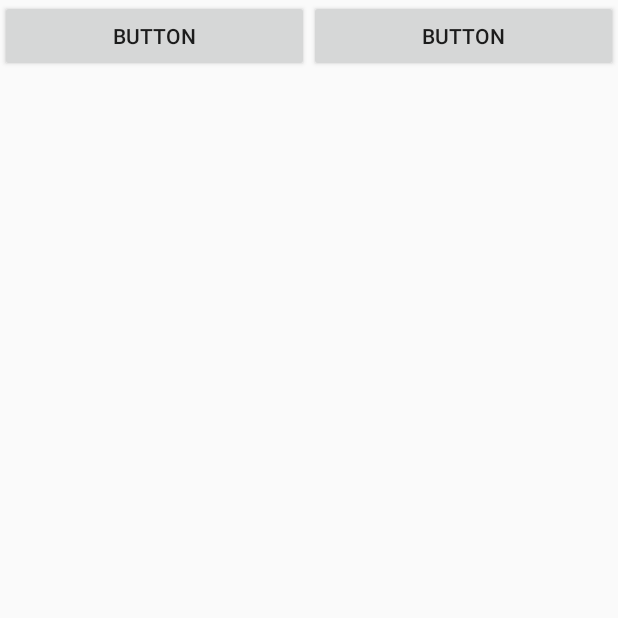
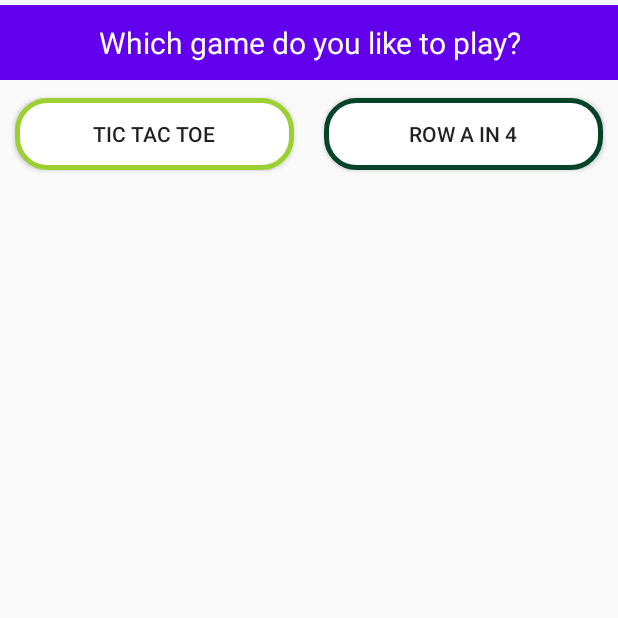
Before and after one commit to FatemeAfshar20/Games, an Android app: the GamesActivity screen opened directly, with no data from a screen before it, on a phone screen of 412 x 824 dp, the top half of it. Run offline under Robolectric (Android 15) with nearby library versions, the phone set to English and light mode, and no system bars.

Commit message:
add each game Fragment and complete GamesFragment UI

```diff
--- a/app/src/main/java/com/example/games/Controller/GamesActivity.java
+++ b/app/src/main/java/com/example/games/Controller/GamesActivity.java
@@ -13,7 +13,6 @@ public class GamesActivity extends AppCompatActivity {
     GamesFragment mGamesFragment=new GamesFragment();
     UserLoginFragment mUserLoginFragment=new UserLoginFragment();
 
-
     @Override
     protected void onCreate(Bundle savedInstanceState) {
         super.onCreate(savedInstanceState);
--- /dev/null
+++ b/app/src/main/res/drawable/green_dark_stroke.xml
@@ -0,0 +1,9 @@
+<?xml version="1.0" encoding="utf-8"?>
+<shape xmlns:android="http://schemas.android.com/apk/res/android"
+    android:shape="rectangle">
+    <solid android:color="@color/white" />
+    <stroke
+        android:width="3dp"
+        android:color="@color/green_dark" />
+    <corners android:radius="20dp" />
+</shape>
--- /dev/null
+++ b/app/src/main/res/drawable/green_light_stroke.xml
@@ -0,0 +1,9 @@
+<?xml version="1.0" encoding="utf-8"?>
+<shape xmlns:android="http://schemas.android.com/apk/res/android"
+    android:shape="rectangle">
+    <solid android:color="@color/white" />
+    <stroke
+        android:width="3dp"
+        android:color="#9ccf32" />
+    <corners android:radius="20dp" />
+</shape>
--- a/app/src/main/res/layout/activity_main.xml
+++ b/app/src/main/res/layout/activity_main.xml
@@ -3,15 +3,22 @@
     xmlns:app="http://schemas.android.com/apk/res-auto"
     xmlns:tools="http://schemas.android.com/tools"
     android:layout_width="match_parent"
-    android:layout_height="match_parent"
-    tools:context=".Controller.GamesActivity"
-    android:orientation="horizontal">
-
+    android:layout_height="wrap_content"
+    android:orientation="horizontal"
+    tools:context=".Controller.GamesActivity">
 
     <FrameLayout
         android:id="@+id/fragment_container"
         android:layout_width="match_parent"
-        android:layout_height="match_parent">
+        android:layout_height="160dp">
+
+    </FrameLayout>
+
+    <FrameLayout
+        android:id="@+id/game_container"
+        android:layout_width="match_parent"
+        android:layout_height="match_parent"
+        >
 
     </FrameLayout>
 
--- a/app/src/main/res/layout/fragment_games.xml
+++ b/app/src/main/res/layout/fragment_games.xml
@@ -6,23 +6,42 @@
     tools:context=".Controller.GamesFragment">
 
 
+    <TextView
+        android:id="@+id/game"
+        android:layout_width="match_parent"
+        android:layout_height="50dp"
+        android:layout_weight="1"
+        android:text="@string/txt_game"
+        android:gravity="center"
+        android:textSize="20dp"
+        android:textColor="@color/white"
+        android:layout_marginTop="3dp"
+        android:background="@color/colorPrimary"
+        />
+
     <LinearLayout
         android:layout_width="match_parent"
         android:layout_height="wrap_content"
+        android:layout_marginTop="55dp"
         android:orientation="horizontal">
 
         <Button
             android:id="@+id/btn_ticetactoe"
             android:layout_width="wrap_content"
             android:layout_height="wrap_content"
+            android:layout_margin="10dp"
+            android:background="@drawable/green_light_stroke"
             android:layout_weight="1"
-            android:text="Button" />
+            android:text="@string/btn_tic_tac_toe" />
 
         <Button
             android:id="@+id/button2"
             android:layout_width="wrap_content"
             android:layout_height="wrap_content"
+            android:background="@drawable/green_dark_stroke"
+            android:layout_margin="10dp"
             android:layout_weight="1"
-            android:text="Button" />
+            android:text="@string/btn_row_a_in_4" />
     </LinearLayout>
+
 </FrameLayout>
--- a/app/src/main/res/values/colors.xml
+++ b/app/src/main/res/values/colors.xml
@@ -15,4 +15,5 @@
     <color name="green_dark">#05432a</color>
     <color name="green">#2a741f</color>
     <color name="green_light">#93eb23</color>
+    <color name="blue_light">#009ece</color>
 </resources>
--- a/app/src/main/res/values/strings.xml
+++ b/app/src/main/res/values/strings.xml
@@ -7,4 +7,7 @@
     <string name="player_one">Player One</string>
     <string name="toast_username_players">UserName can not be Number or null</string>
     <string name="toast_wrong">Please Enter right Username</string>
+    <string name="btn_tic_tac_toe">Tic Tac Toe</string>
+    <string name="btn_row_a_in_4">Row a in 4</string>
+    <string name="txt_game">Which game do you like to play?</string>
 </resources>
```
Also changed, not shown: app/src/main/java/com/example/games/Controller/FourInRowFragment.java (added, +30 -0 lines), app/src/main/java/com/example/games/Controller/TicTacToeFragment.java (added, +30 -0 lines), app/src/main/res/layout/fragment_four_in_row.xml (added, +14 -0 lines), app/src/main/res/layout/fragment_tic_tac_toe.xml (added, +14 -0 lines).
